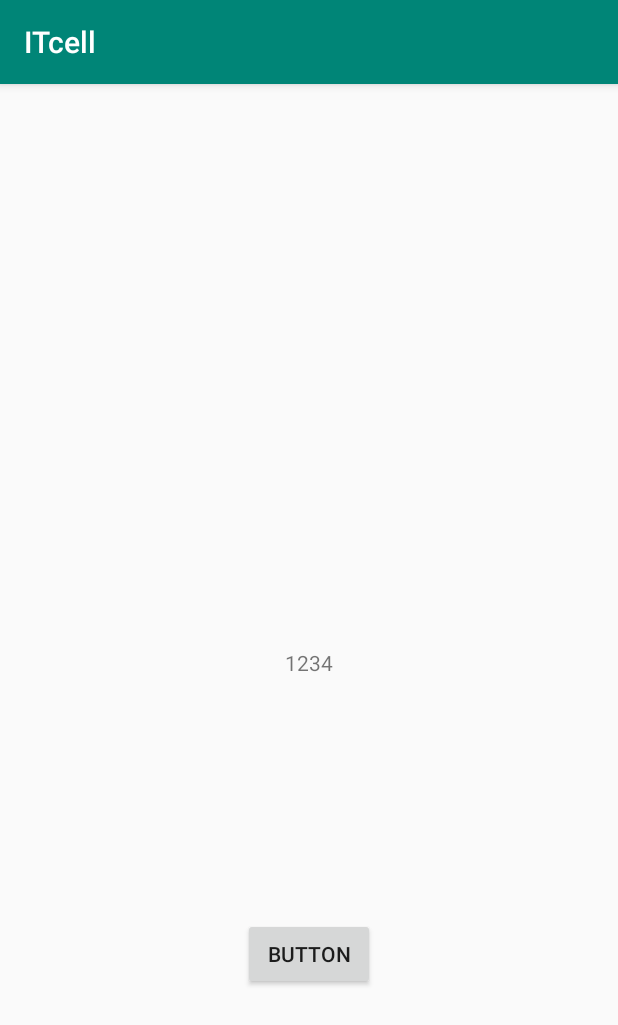
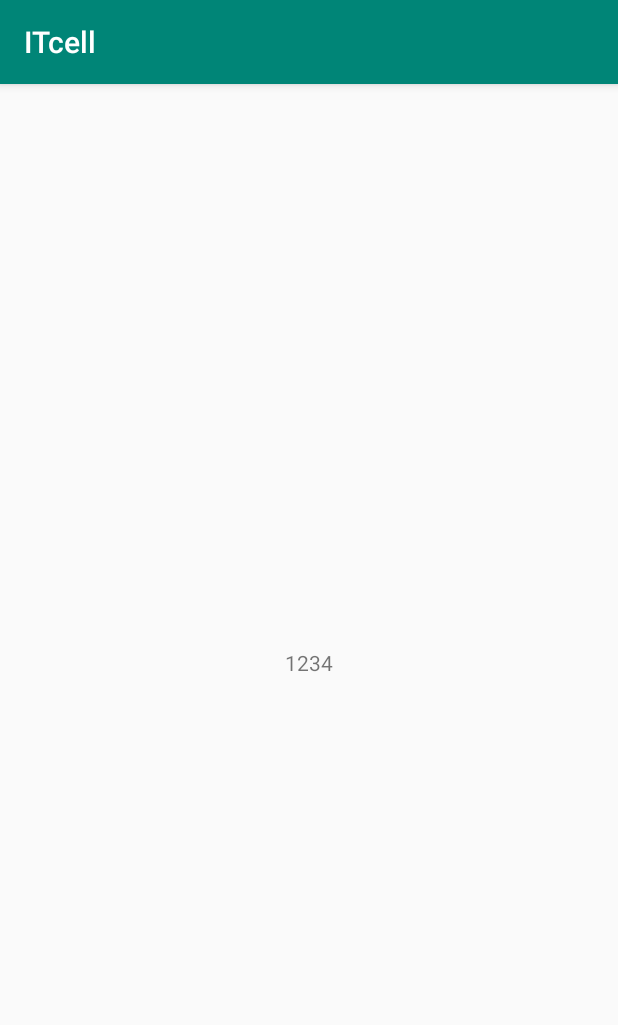
Before and after one commit to railcensus/ITcell, an Android app: the screen it shows after launch (MainActivity), on a phone screen of 412 x 824 dp. Shown: the top 1025 px of the screen. Run offline under Robolectric (Android 15) with nearby library versions, the phone set to English and light mode, and no system bars.

Commit message:
button not needed

```diff
--- a/app/src/main/res/layout/activity_main.xml
+++ b/app/src/main/res/layout/activity_main.xml
@@ -15,14 +15,5 @@
             app:layout_constraintLeft_toLeftOf="parent"
             app:layout_constraintRight_toRightOf="parent"
             app:layout_constraintTop_toTopOf="parent" android:id="@+id/textView"/>
-    <Button
-            android:text="Button"
-            android:layout_width="wrap_content"
-            android:layout_height="wrap_content"
-            android:id="@+id/button" android:layout_marginTop="8dp"
-            app:layout_constraintTop_toBottomOf="@+id/textView" android:layout_marginBottom="8dp"
-            app:layout_constraintBottom_toBottomOf="parent" app:layout_constraintEnd_toEndOf="parent"
-            android:layout_marginEnd="8dp" app:layout_constraintStart_toStartOf="parent"
-            android:layout_marginStart="8dp"/>
 
 </android.support.constraint.ConstraintLayout>
```
